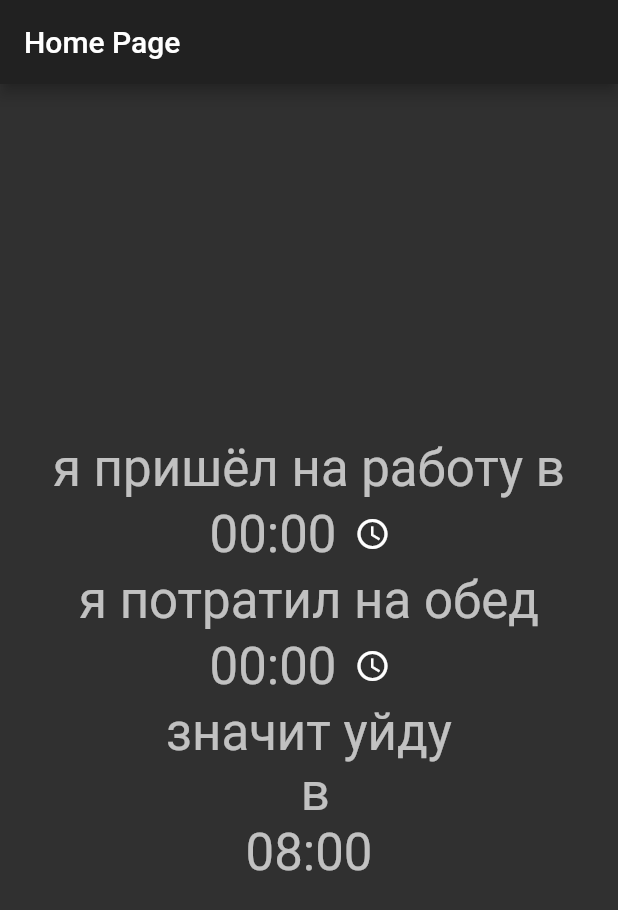
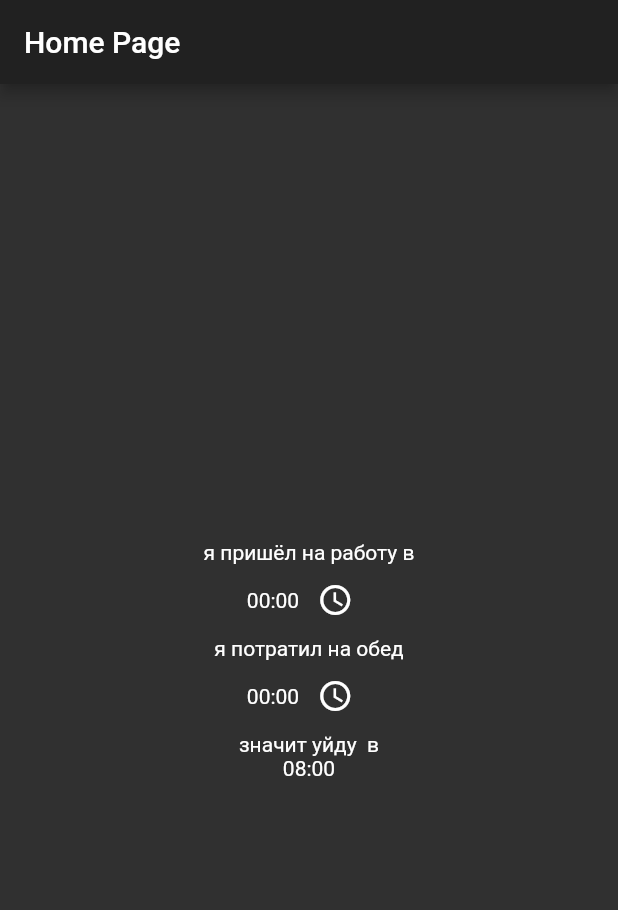
Before and after one commit to Mapkn3/when_home, a Flutter app: the screen it shows after launch, on a phone screen of 412 x 824 dp. Shown: the top 910 px of the screen. Run offline on Flutter 3.47's test engine with Material 2 defaults, Android fonts, the phone set to English and light mode, and no system bars.

Commit message:
Remove text style. Add buttons to time picker.

```diff
--- a/lib/main.dart
+++ b/lib/main.dart
@@ -63,7 +63,6 @@ class _MyHomePageState extends State<MyHomePage> {
 
   @override
   Widget build(BuildContext context) {
-    TextStyle _textStyle = Theme.of(context).textTheme.display1;
     TimeOfDay arrivalTime = _time;
     int departureHour = _time.hour + _lunch.hour + 8;
     int departureMinute = _time.minute + _lunch.minute;
@@ -83,7 +82,6 @@ class _MyHomePageState extends State<MyHomePage> {
           children: <Widget>[
             Text(
               'я пришёл на работу в',
-              style: _textStyle,
             ),
             Row(
               mainAxisAlignment: MainAxisAlignment.center,
@@ -91,7 +89,6 @@ class _MyHomePageState extends State<MyHomePage> {
                 Text(
                   MaterialLocalizations.of(context).formatTimeOfDay(arrivalTime,
                       alwaysUse24HourFormat: true),
-                  style: _textStyle,
                 ),
                 IconButton(
                   icon: Icon(Icons.access_time),
@@ -101,7 +98,6 @@ class _MyHomePageState extends State<MyHomePage> {
             ),
             Text(
               'я потратил на обед',
-              style: _textStyle,
             ),
             Row(
               mainAxisAlignment: MainAxisAlignment.center,
@@ -110,7 +106,6 @@ class _MyHomePageState extends State<MyHomePage> {
                   MaterialLocalizations.of(context).formatTimeOfDay(
                       TimeOfDay(hour: _lunch.hour, minute: _lunch.minute),
                       alwaysUse24HourFormat: true),
-                  style: _textStyle,
                 ),
                 IconButton(
                   icon: Icon(Icons.access_time),
@@ -118,10 +113,24 @@ class _MyHomePageState extends State<MyHomePage> {
                     showCupertinoModalPopup(
                         context: context,
                         builder: (BuildContext builder) {
-                          return Container(
-                            height:
-                                MediaQuery.of(context).copyWith().size.height / 4,
-                            child: _lunchTimePicker(),
+                          return Column(
+                            children: <Widget>[
+                              Row(
+                                children: <Widget>[
+                                  CupertinoNavigationBarBackButton(),
+                                  CupertinoButton(
+                                      child: Text('OK'), onPressed: null)
+                                ],
+                              ),
+                              Container(
+                                height: MediaQuery.of(context)
+                                        .copyWith()
+                                        .size
+                                        .height /
+                                    4,
+                                child: _lunchTimePicker(),
+                              ),
+                            ],
                           );
                         });
                   },
@@ -129,17 +138,12 @@ class _MyHomePageState extends State<MyHomePage> {
               ],
             ),
             Text(
-              'значит уйду',
-              style: _textStyle,
-            ),
-            Text(
-              '${dayOverflow > 0 ? '${dayOverflow > 1 ? 'после' : ''}завтра' : ''} в',
-              style: _textStyle,
+              'значит уйду ${dayOverflow > 0 ? '${dayOverflow > 1 ? 'после' : ''}завтра' : ''} в',
+              softWrap: true,
             ),
             Text(
               MaterialLocalizations.of(context)
                   .formatTimeOfDay(departureTime, alwaysUse24HourFormat: true),
-              style: _textStyle,
             ),
           ],
         ),
```
